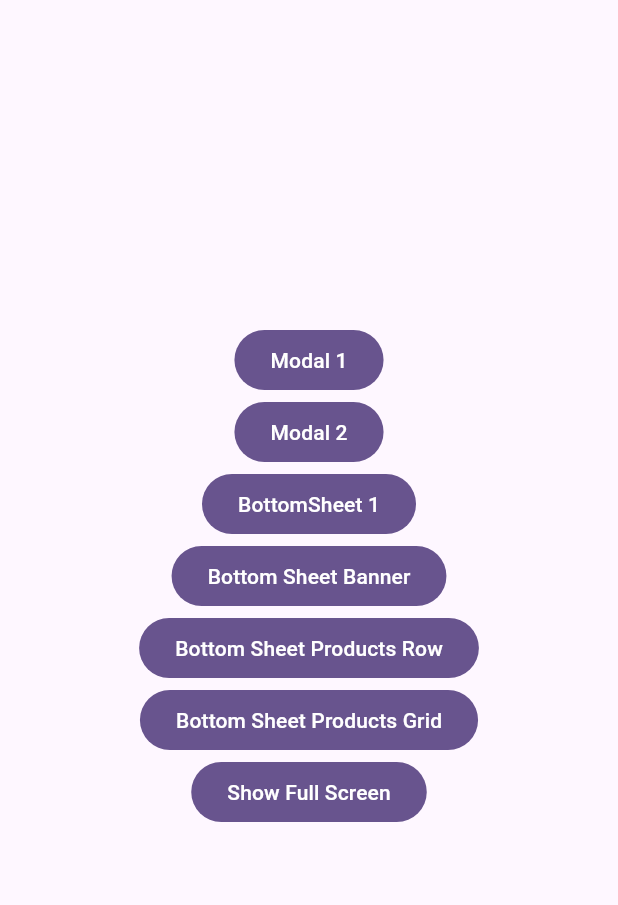
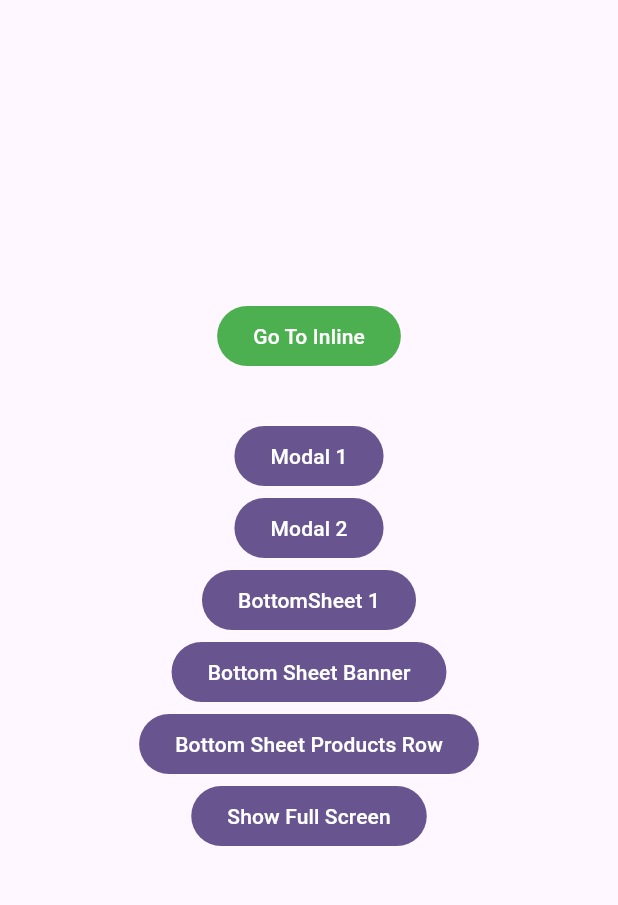
Before and after one commit to Gravity-Field/gravity-sdk-flutter, a Flutter app: the screen it shows after launch, after a tap on "Bottom Sheet Products Row", on a phone screen of 412 x 824 dp, the part 84-989 px from its top. Run offline on Flutter 3.47's test engine with Material 3 defaults, Android fonts, the phone set to English and light mode, and no system bars; our stand-ins replace dio, pretty_dio_logger; network calls fail.

Commit message:
Inline widget.

```diff
--- a/example/lib/main.dart
+++ b/example/lib/main.dart
@@ -1,6 +1,8 @@
 import 'package:flutter/material.dart';
 import 'package:gravity_sdk/gravity_sdk.dart';
 import 'package:gravity_sdk/src/models/slot.dart';
+
+import 'inline_screen.dart';
 
 void main() {
   runApp(MyApp());
@@ -56,16 +58,39 @@ class MyHomePage extends StatelessWidget {
         child: Column(
           mainAxisAlignment: MainAxisAlignment.center,
           children: <Widget>[
+            _InlineButton(),
+            SizedBox(height: 32),
             _ModalButton1(),
             _ModalButton2(),
             _BottomSheetButton1(),
             _BottomSheetBanner(),
             _BottomSheetProductsRow(),
-            _BottomSheetProductsGrid(),
+            // _BottomSheetProductsGrid(),
             _FullScreenButton(),
           ],
         ),
       ),
+    );
+  }
+}
+
+class _InlineButton extends StatelessWidget {
+  const _InlineButton({super.key});
+
+  @override
+  Widget build(BuildContext context) {
+    return FilledButton(
+      style: ButtonStyle(
+        backgroundColor: WidgetStateProperty.all(Colors.green),
+      ),
+      onPressed: () {
+        Navigator.of(context).push(
+          MaterialPageRoute(
+            builder: (context) => const InlineScreen(),
+          ),
+        );
+      },
+      child: Text('Go To Inline'),
     );
   }
 }
--- a/lib/src/gravity_sdk.dart
+++ b/lib/src/gravity_sdk.dart
@@ -14,7 +14,7 @@ class GravitySDK {
   final _repo = GravityRepo();
 
   GlobalKey<NavigatorState>? navigatorKey;
-  ProductWidgetBuilder? productWidgetBuilder;
+  ProductWidgetBuilder productWidgetBuilder = DefaultProductWidgetBuilder();
 
   GravitySDK._();
 
@@ -25,7 +25,7 @@ class GravitySDK {
     ProductWidgetBuilder? productWidgetBuilder,
   }) {
     this.navigatorKey = navigatorKey;
-    this.productWidgetBuilder = productWidgetBuilder;
+    this.productWidgetBuilder = productWidgetBuilder ?? DefaultProductWidgetBuilder();
   }
 
   Future<void> onAddToCartEvent(BuildContext context) async {
@@ -108,11 +108,7 @@ class GravitySDK {
     final content = contentResponse.data.first.payload.first.contents.first;
 
     if (context.mounted) {
-
-      final bottomSheet = BottomSheetProductsRow(
-        content: content,
-        productWidgetBuilder: productWidgetBuilder ?? DefaultProductWidgetBuilder(),
-      );
+      final bottomSheet = BottomSheetProductsRow(content: content);
 
       final frameUi = content.variables.frameUI;
       final container = frameUi?.container;
```
Also changed, not shown: example/lib/inline_screen.dart (added, +26 -0 lines), lib/src/ui/delivery_methods/bottom_sheet/bottom_sheet_products_row.dart (+1 -26 lines), lib/src/ui/delivery_methods/inline/inline_from_content.dart (+10 -9 lines), lib/src/ui/elements/gravity_products_container.dart (added, +34 -0 lines), lib/src/ui/widgets/inline.dart (+56 -3 lines), lib/src/utils/element_utils.dart (+7 -2 lines).
